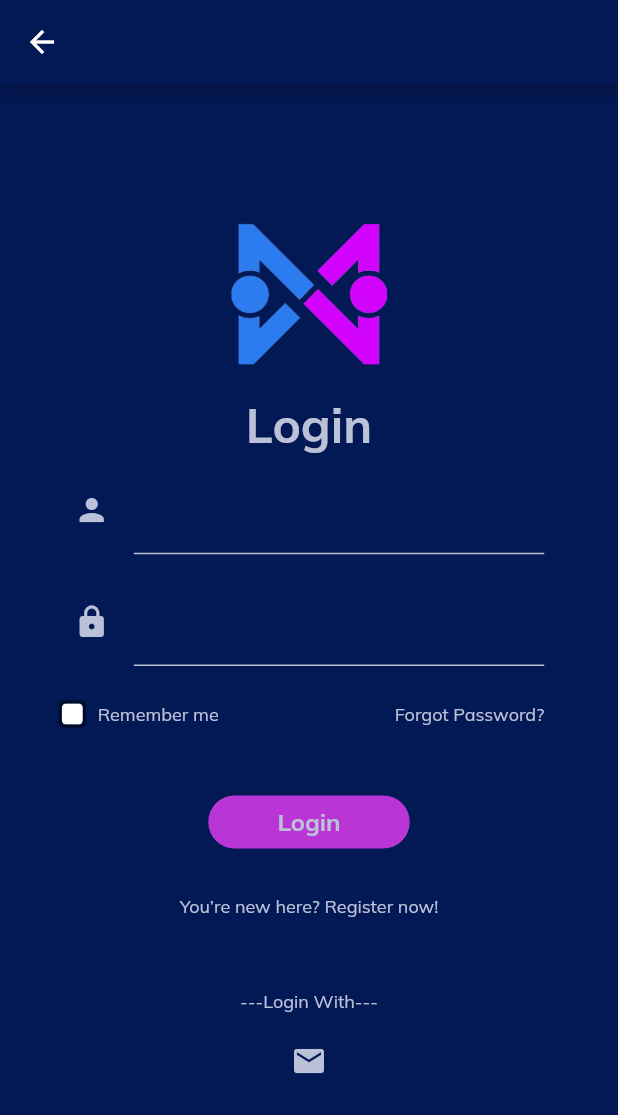
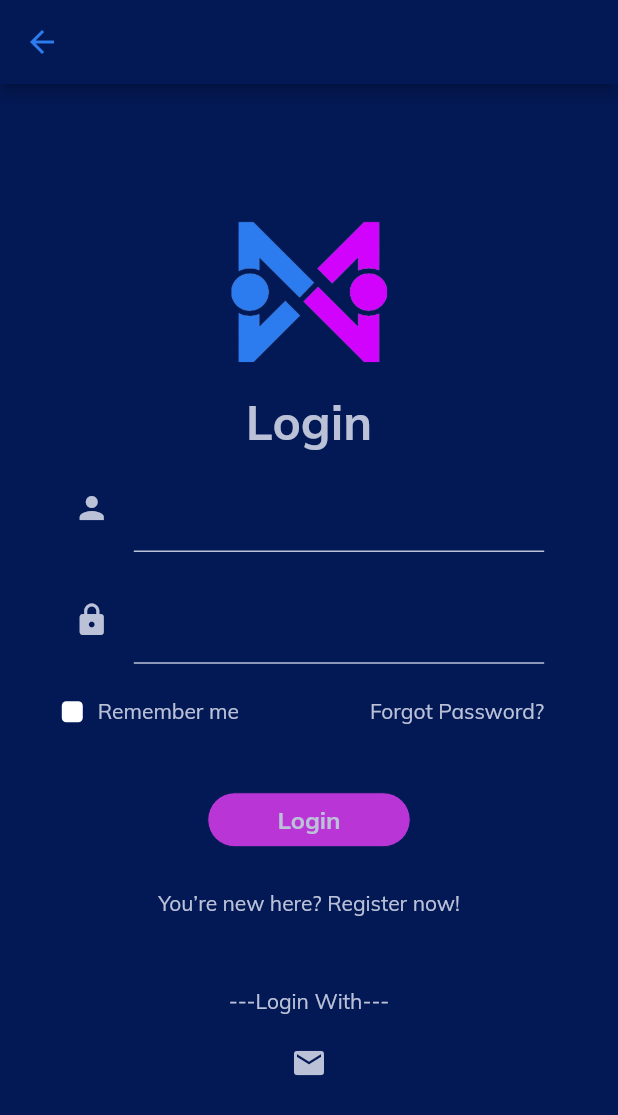
Before and after one commit to iceofice/beal, a Flutter app: the screen it shows after launch, after a tap on "Login", on a phone screen of 412 x 824 dp. Shown: the top 1115 px of the screen. Run offline on Flutter 3.47's test engine with Material 2 defaults, Android fonts, the phone set to English and light mode, and no system bars.

Commit message:
Update coloring and font size

```diff
--- a/lib/main.dart
+++ b/lib/main.dart
@@ -17,15 +17,17 @@ class MyApp extends StatelessWidget {
         appBarTheme: const AppBarTheme(
           color: backgroundColor,
           elevation: 4,
+          iconTheme: IconThemeData(color: secondaryColor),
         ),
         scaffoldBackgroundColor: backgroundColor,
         colorScheme: ThemeData().colorScheme.copyWith(
               primary: secondaryColor,
             ),
         fontFamily: 'Mulish',
+        unselectedWidgetColor: Colors.transparent,
       ),
       debugShowCheckedModeBanner: false,
-      home: LandingPage(),
+      home: const LandingPage(),
     );
   }
 }
--- a/lib/screens/landing_page.dart
+++ b/lib/screens/landing_page.dart
@@ -50,7 +50,7 @@ class LandingPage extends StatelessWidget {
                 mainAxisAlignment: MainAxisAlignment.center,
                 children: [
                   StyledButton(
-                    onPressed: () => {print("a")},
+                    onPressed: () => {},
                     buttonColor: primaryColor,
                     buttonText: "Register",
                     margin: 4,
--- a/lib/widgets/typography.dart
+++ b/lib/widgets/typography.dart
@@ -68,7 +68,7 @@ _textStyle(String style) {
       );
     case "small":
       return const TextStyle(
-        fontSize: 12,
+        fontSize: 14,
         color: neutralColor,
       );
     case "bold":
```
